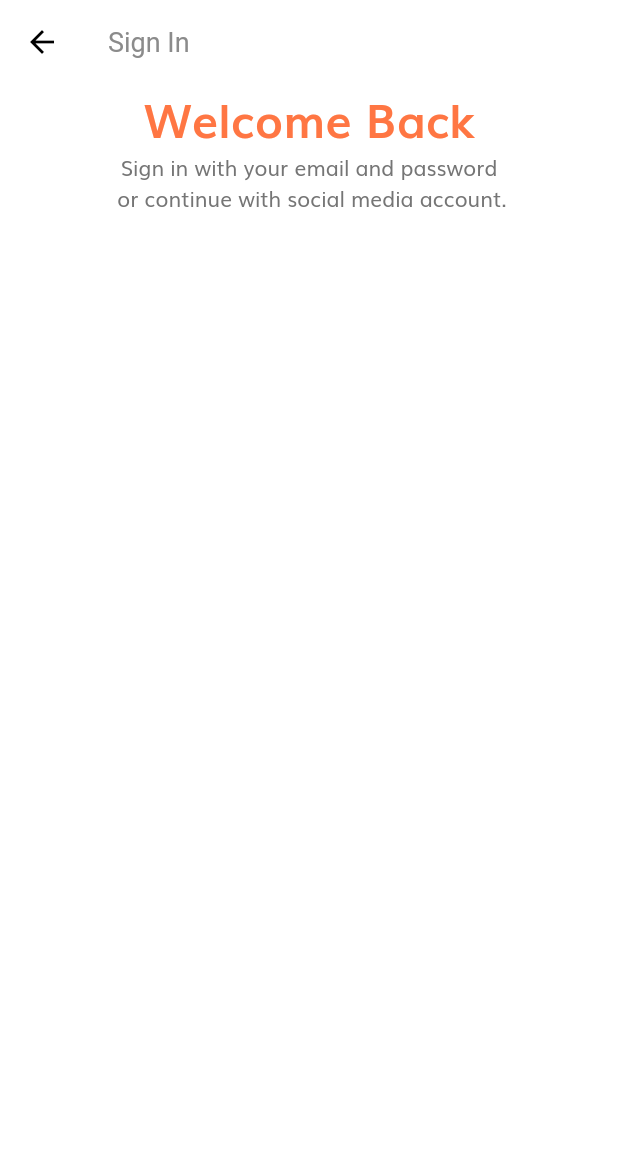
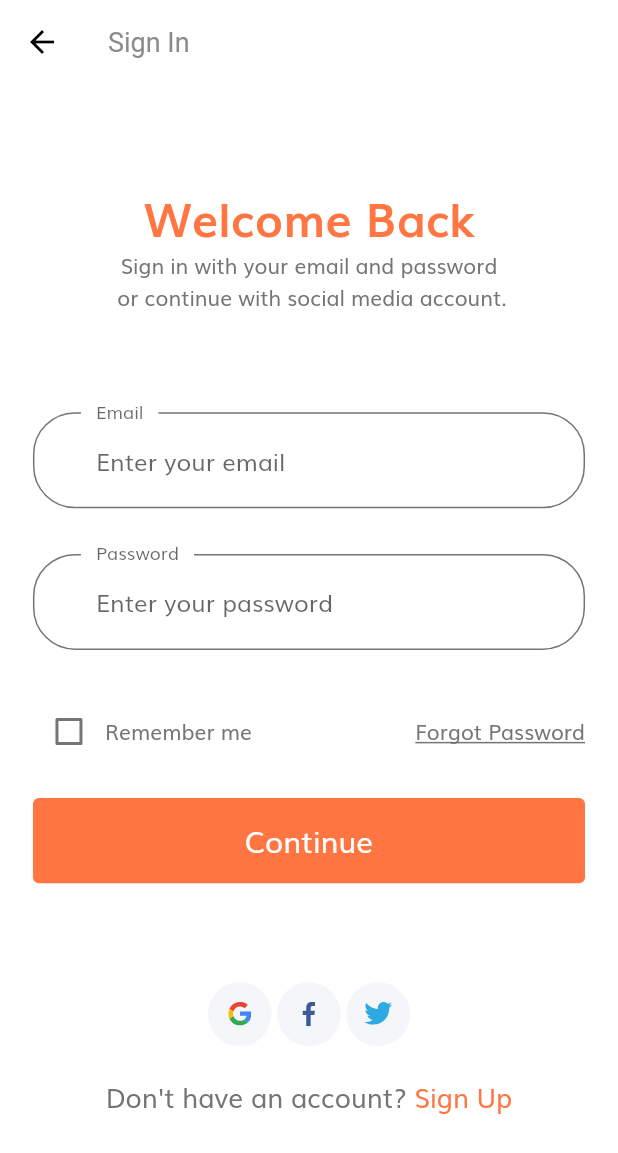
Before and after one commit to thenumanahmed/Ecommerce_App_Flutter, a Flutter app: the screen it shows after launch, after a tap on "Continue", on a phone screen of 412 x 824 dp. Shown: the top 1153 px of the screen. Run offline on Flutter 3.47's test engine with Material 2 defaults, Android fonts, the phone set to English and light mode, and no system bars; our stand-ins replace flutter_svg.

Commit message:
Sign In Screen Layout

```diff
--- /dev/null
+++ b/lib/components/custom_suffix_icon.dart
@@ -0,0 +1,29 @@
+import 'package:flutter/material.dart';
+// import 'package:flutter_svg/flutter_svg.dart';
+
+import '../size_config.dart';
+
+
+class CustomSuffixIcon extends StatelessWidget {
+  const CustomSuffixIcon({
+    required this.svgIcon,
+    Key? key,
+  }) : super(key: key);
+
+  final String svgIcon;
+  @override
+  Widget build(BuildContext context) {
+    return Padding(
+      padding: EdgeInsets.fromLTRB(
+        0,
+        getProportionateScreenHeight(20),
+        getProportionateScreenHeight(20),
+        getProportionateScreenHeight(20),
+      ),
+      // child: SvgPicture.asset(
+        // svgIcon,
+        // height: getProportionateScreenWidth(18),
+      // ),
+    );
+  }
+}
--- /dev/null
+++ b/lib/components/form_error.dart
@@ -0,0 +1,39 @@
+import 'package:flutter/material.dart';
+import 'package:flutter_svg/svg.dart';
+
+import '../size_config.dart';
+
+class FormError extends StatelessWidget {
+  const FormError({
+    Key? key,
+    required this.errors,
+  }) : super(key: key);
+
+  final List<String> errors;
+
+  @override
+  Widget build(BuildContext context) {
+    return Column(
+      children: List.generate(
+        errors.length,
+        (index) => formErrorText(error: errors[index]),
+      ),
+    );
+  }
+
+  Row formErrorText({required String error}) {
+    return Row(
+      children: [
+        SvgPicture.asset(
+          "assets/icons/Error.svg",
+          height: getProportionateScreenHeight(14),
+          width: getProportionateScreenHeight(14),
+        ),
+        SizedBox(
+          width: getProportionateScreenWidth(10),
+        ),
+        Text(error),
+      ],
+    );
+  }
+}
--- /dev/null
+++ b/lib/components/social_card.dart
@@ -0,0 +1,32 @@
+import 'package:flutter/material.dart';
+import 'package:flutter_svg/svg.dart';
+
+import '../size_config.dart';
+
+
+class SocialCard extends StatelessWidget {
+  const SocialCard({
+    Key? key,
+    required this.icon,
+    required this.press,
+  }) : super(key: key);
+
+  final String icon;
+  final Function press;
+  @override
+  Widget build(BuildContext context) {
+    return GestureDetector(
+      onTap: () => press,
+      child: Container(
+        padding: EdgeInsets.all(getProportionateScreenWidth(12)),
+        height: getProportionateScreenHeight(42),
+        width: getProportionateScreenWidth(42),
+        decoration: const BoxDecoration(
+          color: Color(0xFFF5F6F9),
+          shape: BoxShape.circle,
+        ),
+        child: SvgPicture.asset(icon),
+      ),
+    );
+  }
+}
--- a/lib/constants.dart
+++ b/lib/constants.dart
@@ -3,15 +3,23 @@ import 'package:flutter/material.dart';
 const kPrimaryColor = Color(0xFFFF7643);
 const kPrimaryLightColor = Color(0xFFFFECDF);
 const kPrimaryGradientColor = LinearGradient(
-  begin:Alignment.topLeft,
-  end:Alignment.bottomRight,
-  colors: [Color(0XFFFFA53E),Color(0xFFFF7643)],
+  begin: Alignment.topLeft,
+  end: Alignment.bottomRight,
+  colors: [Color(0XFFFFA53E), Color(0xFFFF7643)],
 );
 const mSecondaryColor = Color(0xFF979797);
 const kTextColor = Color(0xFF757575);
 
 const kAnimationDuration = Duration(milliseconds: 200);
 
+// form error
+final RegExp emailValidatorRegExp =
+    RegExp(r"^[a-zA-Z0-9.]+@[a-zA-Z0-9]+\.[a-zA-Z]+");
+const String kEmailNullError = "Please Enter Your Email.";
+const String kInvalidEmailError = "Please Enter Valid Email.";
+const String kPassNullError = "Please Enter Your Password.";
+const String kShortPassError = "Password is too short.";
+const String kMatchPassError = "Password don't match.";
 
 
 
--- a/lib/main.dart
+++ b/lib/main.dart
@@ -14,7 +14,7 @@ class MyApp extends StatelessWidget {
   Widget build(BuildContext context) {
     return MaterialApp(
       debugShowCheckedModeBanner: false,
-      title: 'Flutter Demo',
+      title: 'Daraz App',
       theme: theme(),
       //home: const SplashScreen(),
       initialRoute: SplashScreen.routeName,
--- a/lib/screens/sign_in/components/body.dart
+++ b/lib/screens/sign_in/components/body.dart
@@ -1,6 +1,11 @@
 import 'package:ecommerce/constants.dart';
 import 'package:ecommerce/size_config.dart';
 import 'package:flutter/material.dart';
+// import 'package:flutter_svg/flutter_svg.dart';
+// import 'package:flutter_svg/flutter_svg.dart';
+
+import '../../../components/social_card.dart';
+import 'sign_form.dart';
 
 class Body extends StatelessWidget {
   const Body({super.key});
@@ -10,8 +15,14 @@ class Body extends StatelessWidget {
     return SafeArea(
         child: SizedBox(
       width: double.infinity,
+      child: Padding(
+        padding: EdgeInsets.symmetric(
+          horizontal: getProportionateScreenWidth(20),
+        ),
+        child: SingleChildScrollView(
           child: Column(
             children: <Widget>[
+              SizedBox(height: SizeConfig.screenHeight * 0.08),
               Text(
                 "Welcome Back",
                 style: TextStyle(
@@ -24,7 +35,45 @@ class Body extends StatelessWidget {
                 "Sign in with your email and password \n or continue with social media account. ",
                 textAlign: TextAlign.center,
               ),
+              SizedBox(height: SizeConfig.screenHeight * 0.08),
+              const SignForm(),
+              SizedBox(height: SizeConfig.screenHeight * 0.08),
+              Row(
+                mainAxisAlignment: MainAxisAlignment.center,
+                children: [
+                  SocialCard(
+                    press: () {},
+                    icon: "assets/icons/google-icon.svg",
+                  ),
+                  SocialCard(
+                    press: () {},
+                    icon: "assets/icons/facebook-2.svg",
+                  ),
+                  SocialCard(
+                    press: () {},
+                    icon: "assets/icons/twitter.svg",
+                  ),
                 ],
+              ),
+              SizedBox(height: getProportionateScreenHeight(20)),
+              Row(
+                mainAxisAlignment: MainAxisAlignment.center,
+                children: [
+                  Text(
+                    "Don't have an account? ",
+                    style: TextStyle(fontSize: getProportionateScreenWidth(16)),
+                  ),
+                  Text(
+                    "Sign Up",
+                    style: TextStyle(
+                        fontSize: getProportionateScreenWidth(16),
+                        color: kPrimaryColor),
+                  ),
+                ],
+              )
+            ],
+          ),
+        ),
       ),
     ));
   }
--- /dev/null
+++ b/lib/screens/sign_in/components/sign_form.dart
@@ -0,0 +1,145 @@
+import 'package:flutter/material.dart';
+import 'package:flutter_svg/flutter_svg.dart';
+
+
+import '../../../components/custom_suffix_icon.dart';
+import '../../../components/default_button.dart';
+import '../../../components/form_error.dart';
+import '../../../constants.dart';
+import '../../../size_config.dart';
+
+class SignForm extends StatefulWidget {
+  const SignForm({super.key});
+
+  @override
+  State<SignForm> createState() => _SignFormState();
+}
+
+class _SignFormState extends State<SignForm> {
+  final _formKey = GlobalKey<FormState>();
+  String? email;
+  String? password;
+  bool remember = false;
+  final List<String> errors = [];
+  @override
+  Widget build(BuildContext context) {
+    return Form(
+      key: _formKey,
+      child: Column(
+        children: [
+          buildEmailFormField(),
+          SizedBox(height: getProportionateScreenHeight(30)),
+          buildPasswordFormField(),
+          SizedBox(height: getProportionateScreenHeight(30)),
+          Row(
+            children: [
+              Checkbox(
+                value: remember,
+                activeColor: kPrimaryColor,
+                onChanged: (value) {
+                  setState(() {
+                    remember = value!;
+                  });
+                },
+              ),
+              const Text("Remember me"),
+              const Spacer(),
+              const Text(
+                "Forgot Password",
+                style: TextStyle(decoration: TextDecoration.underline),
+              )
+            ],
+          ),
+          FormError(errors: errors),
+          SizedBox(height: getProportionateScreenHeight(20)),
+          DefaultButton(
+            text: "Continue",
+            press: () {
+              if (_formKey.currentState!.validate()) {
+                _formKey.currentState!.save();
+              }
+            },
+          ),
+        ],
+      ),
+    );
+  }
+
+  TextFormField buildPasswordFormField() {
+    return TextFormField(
+      obscureText: true,
+      onSaved: (newValue) => password = newValue,
+      onChanged: (value) {
+        if (value.isNotEmpty && errors.contains(kPassNullError)) {
+          setState(() {
+            errors.remove(kPassNullError);
+          });
+        } else if (value.length >= 8 && errors.contains(kShortPassError)) {
+          setState(() {
+            errors.remove(kShortPassError);
+          });
+        }
+      },
+      validator: (value) {
+        if (value!.isEmpty && !errors.contains(kPassNullError)) {
+          setState(() {
+            errors.add(kPassNullError);
+          });
+        } else if (value.length < 8 && //invalid email
+            //error not already present
+            !errors.contains(kShortPassError)) {
+          setState(() {
+            errors.add(kShortPassError);
+          });
+        }
+        return null;
+      },
+      decoration: const InputDecoration(
+        labelText: "Password",
+        hintText: "Enter your password",
+        floatingLabelBehavior: FloatingLabelBehavior.always,
+        suffixIcon: CustomSuffixIcon(svgIcon: "assets/icons/Lock.svg"),
+      ),
+    );
+  }
+
+  TextFormField buildEmailFormField() {
+    return TextFormField(
+      keyboardType: TextInputType.emailAddress,
+      onChanged: (value) {
+        if (value.isNotEmpty && errors.contains(kEmailNullError)) {
+          setState(() {
+            errors.remove(
+                kEmailNullError); //if email added null error will be removed
+          });
+        } else if (emailValidatorRegExp.hasMatch(value) && //invalid email
+            errors.contains(kInvalidEmailError)) {
+          //error not already present
+          setState(() {
+            errors.remove(kInvalidEmailError);
+          });
+        }
+      },
+      validator: (value) {
+        if (value!.isEmpty && !errors.contains(kEmailNullError)) {
+          setState(() {
+            errors.add(kEmailNullError);
+          });
+        } else if (!emailValidatorRegExp.hasMatch(value) && //invalid email
+            !errors.contains(kInvalidEmailError)) {
+          //error not already present
+          setState(() {
+            errors.add(kInvalidEmailError);
+          });
+        }
+        return null;
+      },
+      decoration: const InputDecoration(
+        labelText: "Email",
+        hintText: "Enter your email",
+        floatingLabelBehavior: FloatingLabelBehavior.always,
+        suffixIcon: CustomSuffixIcon(svgIcon: "assets/icons/Mail.svg"),
+      ),
+    );
+  }
+}
--- a/lib/theme.dart
+++ b/lib/theme.dart
@@ -7,12 +7,30 @@ ThemeData theme() {
     appBarTheme: appBarTheme(),
     scaffoldBackgroundColor: Colors.white,
     fontFamily: "Muli",
+    inputDecorationTheme: inputDecorationTheme(),
     textTheme: textTheme(),
     visualDensity: VisualDensity.adaptivePlatformDensity,
   );
 }
 
-AppBarTheme appBarTheme(){
+InputDecorationTheme inputDecorationTheme() {
+  var outlineInputBorder = OutlineInputBorder(
+    borderRadius: BorderRadius.circular(28),
+    borderSide: const BorderSide(
+      color: kTextColor,
+    ),
+    gapPadding: 10,
+  );
+  return InputDecorationTheme(
+    floatingLabelBehavior: FloatingLabelBehavior.always,
+    contentPadding: const EdgeInsets.symmetric(horizontal: 42, vertical: 20),
+    enabledBorder: outlineInputBorder,
+    focusedBorder: outlineInputBorder,
+    border: outlineInputBorder,
+  );
+}
+
+AppBarTheme appBarTheme() {
   return const AppBarTheme(
     color: Colors.white,
     elevation: 0, //shadow removed
@@ -27,7 +45,7 @@ AppBarTheme appBarTheme(){
   );
 }
 
-TextTheme textTheme(){
+TextTheme textTheme() {
   return const TextTheme(
     bodyText1: TextStyle(color: kTextColor),
     bodyText2: TextStyle(color: kTextColor),
--- a/pubspec.yaml
+++ b/pubspec.yaml
@@ -35,7 +35,7 @@ dependencies:
   # The following adds the Cupertino Icons font to your application.
   # Use with the CupertinoIcons class for iOS style icons.
   cupertino_icons: ^1.0.2
-  flutter_svg: ^0.17.4 # help us to use to SVG in our app
+  flutter_svg: ^1.1.6 # help us to use to SVG in our app
   provider: ^4.3.1 # for state management
 
 dev_dependencies:
```
Also changed, not shown: pubspec.lock. Lines whose indentation alone changed are shown as unchanged.
